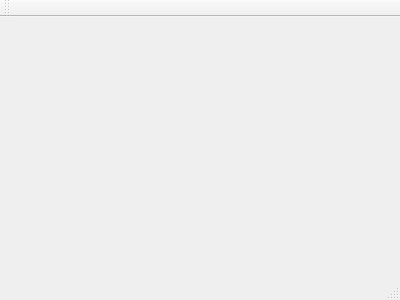
Qt form xmlrpctest/testClient/src/mainwindow.ui (ben-haim/qtxmlrpc) before a commit.
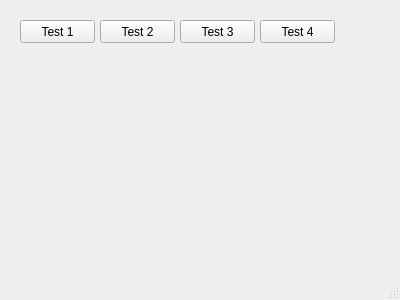
The same form after that commit.

What changed in the file:
```diff
--- a/xmlrpctest/testClient/src/mainwindow.ui
+++ b/xmlrpctest/testClient/src/mainwindow.ui
@@ -12,13 +12,63 @@
   <property name="windowTitle" >
    <string>MainWindow</string>
   </property>
-  <widget class="QMenuBar" name="menuBar" />
-  <widget class="QToolBar" name="mainToolBar" />
-  <widget class="QWidget" name="centralWidget" />
-  <widget class="QStatusBar" name="statusBar" />
+  <widget class="QWidget" name="centralWidget">
+   <widget class="QPushButton" name="test_1_btn">
+    <property name="geometry">
+     <rect>
+      <x>20</x>
+      <y>20</y>
+      <width>75</width>
+      <height>23</height>
+     </rect>
+    </property>
+    <property name="text">
+     <string>Test 1</string>
+    </property>
+   </widget>
+   <widget class="QPushButton" name="test_2_btn">
+    <property name="geometry">
+     <rect>
+      <x>100</x>
+      <y>20</y>
+      <width>75</width>
+      <height>23</height>
+     </rect>
+    </property>
+    <property name="text">
+     <string>Test 2</string>
+    </property>
+   </widget>
+   <widget class="QPushButton" name="test_3_btn">
+    <property name="geometry">
+     <rect>
+      <x>180</x>
+      <y>20</y>
+      <width>75</width>
+      <height>23</height>
+     </rect>
+    </property>
+    <property name="text">
+     <string>Test 3</string>
+    </property>
+   </widget>
+   <widget class="QPushButton" name="test_4_btn">
+    <property name="geometry">
+     <rect>
+      <x>260</x>
+      <y>20</y>
+      <width>75</width>
+      <height>23</height>
+     </rect>
+    </property>
+    <property name="text">
+     <string>Test 4</string>
+    </property>
+   </widget>
+  </widget>
+  <widget class="QStatusBar" name="statusBar"/>
  </widget>
- <layoutDefault spacing="6" margin="11" />
- <pixmapfunction></pixmapfunction>
+ <layoutdefault spacing="6" margin="11"/>
  <resources/>
  <connections/>
 </ui>
```
Left out of the diff: 7 changed lines with no effect on the pictures.
